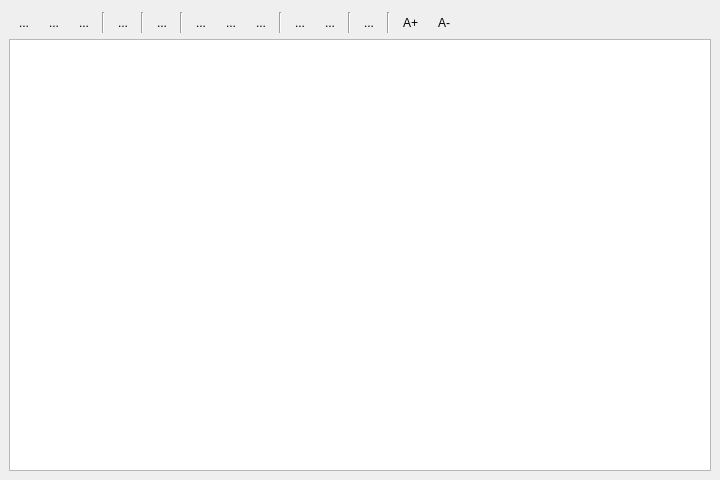
Old version of the form python/plugins/processing/ui/DlgScriptEditor.ui in the repository nextgis/nextgisqgis.
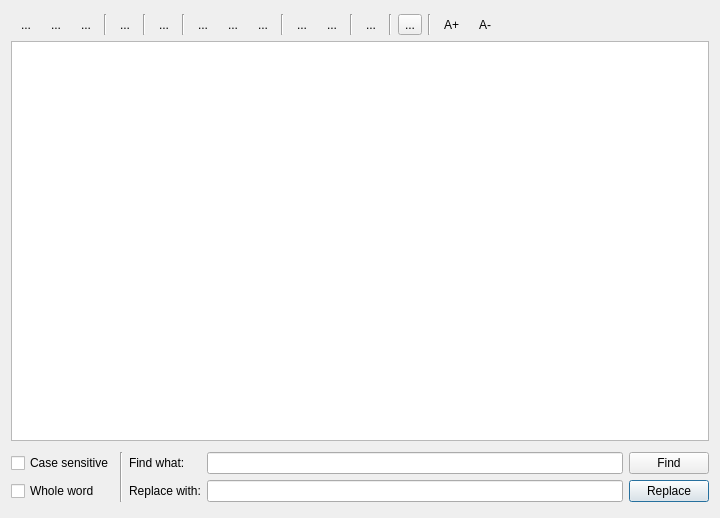
New version of the form. Custom widgets are drawn as their Qt base class.

```diff
--- a/python/plugins/processing/ui/DlgScriptEditor.ui
+++ b/python/plugins/processing/ui/DlgScriptEditor.ui
@@ -7,19 +7,13 @@
     <x>0</x>
     <y>0</y>
     <width>720</width>
-    <height>480</height>
+    <height>518</height>
    </rect>
   </property>
   <property name="windowTitle">
    <string>Script editor</string>
   </property>
   <layout class="QVBoxLayout" name="verticalLayout">
-   <property name="spacing">
-    <number>6</number>
-   </property>
-   <property name="margin">
-    <number>9</number>
-   </property>
    <item>
     <layout class="QHBoxLayout" name="horizontalLayout">
      <property name="spacing">
@@ -243,6 +237,20 @@
        </property>
       </widget>
      </item>
+     <item>
+      <widget class="QToolButton" name="btnSearch">
+       <property name="text">
+        <string>...</string>
+       </property>
+      </widget>
+     </item>
+     <item>
+      <widget class="Line" name="line_7">
+       <property name="orientation">
+        <enum>Qt::Vertical</enum>
+       </property>
+      </widget>
+     </item>
      <item>
       <widget class="QToolButton" name="btnIncreaseFont">
        <property name="text">
@@ -281,6 +289,85 @@
    <item>
     <widget class="ScriptEdit" name="editor"/>
    </item>
+   <item>
+    <widget class="QWidget" name="searchWidget" native="true">
+     <layout class="QGridLayout" name="gridLayout">
+      <property name="leftMargin">
+       <number>0</number>
+      </property>
+      <property name="topMargin">
+       <number>5</number>
+      </property>
+      <property name="rightMargin">
+       <number>0</number>
+      </property>
+      <property name="bottomMargin">
+       <number>5</number>
+      </property>
+      <item row="0" column="0">
+       <widget class="QCheckBox" name="chkCaseSensitive">
+        <property name="text">
+         <string>Case sensitive</string>
+        </property>
+       </widget>
+      </item>
+      <item row="1" column="0">
+       <widget class="QCheckBox" name="chkWholeWord">
+        <property name="text">
+         <string>Whole word</string>
+        </property>
+       </widget>
+      </item>
+      <item row="1" column="4" colspan="2">
+       <widget class="QPushButton" name="btnReplace">
+        <property name="sizePolicy">
+         <sizepolicy hsizetype="Minimum" vsizetype="Fixed">
+          <horstretch>0</horstretch>
+          <verstretch>0</verstretch>
+         </sizepolicy>
+        </property>
+        <property name="text">
+         <string>Replace</string>
+        </property>
+       </widget>
+      </item>
+      <item row="0" column="2">
+       <widget class="QLabel" name="label">
+        <property name="text">
+         <string>Find what:</string>
+        </property>
+       </widget>
+      </item>
+      <item row="1" column="2">
+       <widget class="QLabel" name="label_2">
+        <property name="text">
+         <string>Replace with:</string>
+        </property>
+       </widget>
+      </item>
+      <item row="1" column="3">
+       <widget class="QLineEdit" name="replaceBox"/>
+      </item>
+      <item row="0" column="4" colspan="2">
+       <widget class="QPushButton" name="btnFind">
+        <property name="text">
+         <string>Find</string>
+        </property>
+       </widget>
+      </item>
+      <item row="0" column="3">
+       <widget class="QLineEdit" name="findBox"/>
+      </item>
+      <item row="0" column="1" rowspan="2">
+       <widget class="Line" name="line_8">
+        <property name="orientation">
+         <enum>Qt::Vertical</enum>
+        </property>
+       </widget>
+      </item>
+     </layout>
+    </widget>
+   </item>
   </layout>
  </widget>
  <customwidgets>
```
